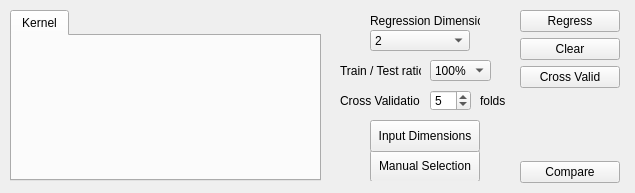
The window that MLDemos/optsRegress.ui (b4silio/MLDemos) describes before a commit, drawn with Qt 5.
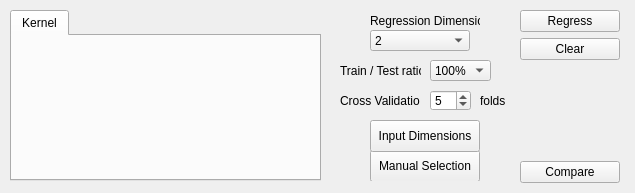
The same window after the commit.

Commit message: - Added EigenVector display (table form) for PCA - Added KPCA target dimensions to choose gow many we want to actually provide - Taken out the CrossValidation buttons as they were not useful anymore since we now have the compare button - Added an "auto fit" checkbox in the projections panel - Started adding a Kernel PCA display for kernel features contour lines

The edit to the form file:
```diff
--- a/MLDemos/optsRegress.ui
+++ b/MLDemos/optsRegress.ui
@@ -365,24 +365,6 @@
       </property>
      </widget>
     </item>
-    <item>
-     <widget class="QPushButton" name="crossValidButton">
-      <property name="enabled">
-       <bool>true</bool>
-      </property>
-      <property name="font">
-       <font>
-        <pointsize>9</pointsize>
-       </font>
-      </property>
-      <property name="toolTip">
-       <string>Perform Cross-Validation and display results BoxPlot</string>
-      </property>
-      <property name="text">
-       <string>Cross Valid</string>
-      </property>
-     </widget>
-    </item>
     <item>
      <spacer>
       <property name="font">
```
The commit also changes 20 other files.
